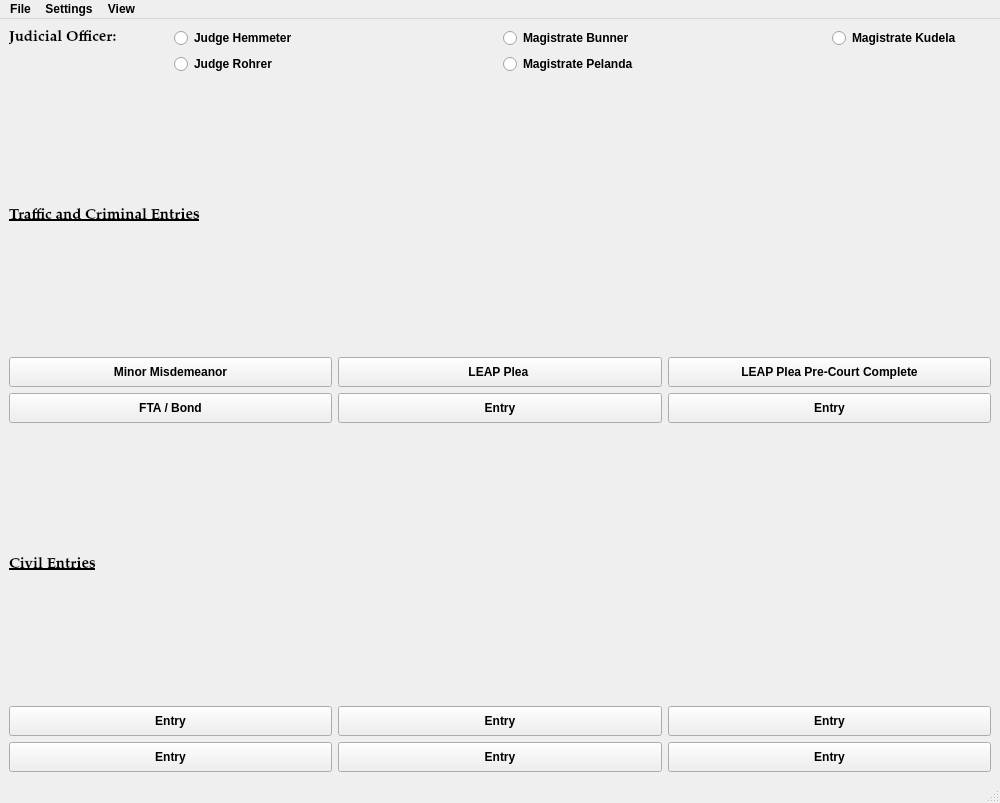
The window that resources/ui/MainWindow.ui (HunterProgram22/MuniEntry) describes before a commit, drawn with Qt 5.
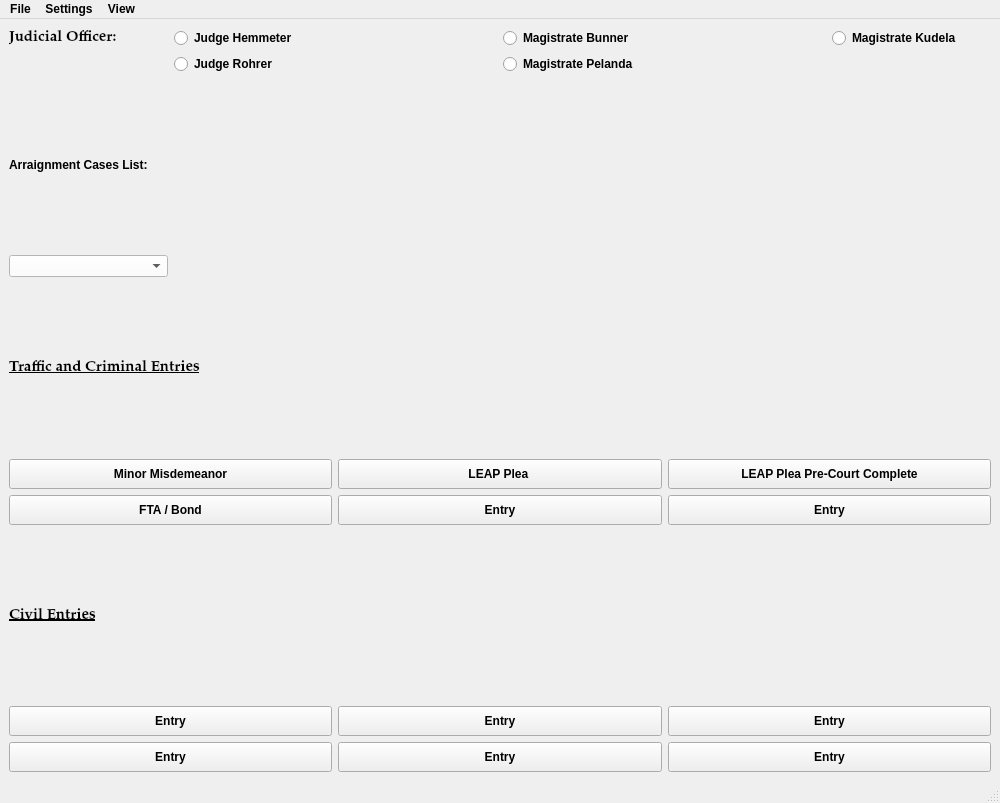
The same window after the commit.

Commit message: Added arraignment case list to main window.

What changed in the file:
```diff
--- a/resources/ui/MainWindow.ui
+++ b/resources/ui/MainWindow.ui
@@ -35,7 +35,159 @@
 font-weight: bold;</string>
   </property>
   <widget class="QWidget" name="centralwidget">
-   <layout class="QGridLayout" name="gridLayout">
+   <layout class="QGridLayout" name="gridLayout" rowstretch="1,0,0,0,0,0,0,0,0,0,0,0,0">
+    <item row="1" column="3" colspan="2">
+     <widget class="QRadioButton" name="pelanda_radioButton">
+      <property name="text">
+       <string>Magistrate Pelanda</string>
+      </property>
+      <attribute name="buttonGroup">
+       <string notr="true">buttonGroup</string>
+      </attribute>
+     </widget>
+    </item>
+    <item row="9" column="2" colspan="2">
+     <widget class="QPushButton" name="FinalJudgmentEntryButton_3">
+      <property name="minimumSize">
+       <size>
+        <width>120</width>
+        <height>30</height>
+       </size>
+      </property>
+      <property name="text">
+       <string>Entry</string>
+      </property>
+     </widget>
+    </item>
+    <item row="0" column="5">
+     <widget class="QRadioButton" name="kudela_radioButton">
+      <property name="text">
+       <string>Magistrate Kudela</string>
+      </property>
+      <attribute name="buttonGroup">
+       <string notr="true">buttonGroup</string>
+      </attribute>
+     </widget>
+    </item>
+    <item row="9" column="0" colspan="2">
+     <widget class="QPushButton" name="FTABondButton">
+      <property name="minimumSize">
+       <size>
+        <width>120</width>
+        <height>30</height>
+       </size>
+      </property>
+      <property name="text">
+       <string>FTA / Bond</string>
+      </property>
+     </widget>
+    </item>
+    <item row="8" column="4" colspan="2">
+     <widget class="QPushButton" name="LeapPleaShortButton">
+      <property name="minimumSize">
+       <size>
+        <width>120</width>
+        <height>30</height>
+       </size>
+      </property>
+      <property name="text">
+       <string>LEAP Plea Pre-Court Complete</string>
+      </property>
+     </widget>
+    </item>
+    <item row="2" column="0">
+     <widget class="QLabel" name="label_3">
+      <property name="text">
+       <string>Arraignment Cases List:</string>
+      </property>
+     </widget>
+    </item>
+    <item row="9" column="4" colspan="2">
+     <widget class="QPushButton" name="FinalJudgmentEntryButton_4">
+      <property name="minimumSize">
+       <size>
+        <width>120</width>
+        <height>30</height>
+       </size>
+      </property>
+      <property name="text">
+       <string>Entry</string>
+      </property>
+     </widget>
+    </item>
+    <item row="11" column="2" colspan="2">
+     <widget class="QPushButton" name="FinalJudgmentEntryButton_12">
+      <property name="minimumSize">
+       <size>
+        <width>120</width>
+        <height>30</height>
+       </size>
+      </property>
+      <property name="text">
+       <string>Entry</string>
+      </property>
+     </widget>
+    </item>
+    <item row="4" column="0" colspan="2">
+     <widget class="QLabel" name="label_2">
+      <property name="font">
+       <font>
+        <family>Palatino Linotype</family>
+        <pointsize>11</pointsize>
+        <weight>75</weight>
+        <italic>false</italic>
+        <bold>true</bold>
+        <underline>true</underline>
+       </font>
+      </property>
+      <property name="text">
+       <string>Traffic and Criminal Entries</string>
+      </property>
+     </widget>
+    </item>
+    <item row="10" column="0">
+     <widget class="QLabel" name="label_4">
+      <property name="font">
+       <font>
+        <family>Palatino Linotype</family>
+        <pointsize>11</pointsize>
+        <weight>75</weight>
+        <italic>false</italic>
+        <bold>true</bold>
+        <underline>true</underline>
+       </font>
+      </property>
+      <property name="text">
+       <string>Civil Entries</string>
+      </property>
+     </widget>
+    </item>
+    <item row="12" column="2" colspan="2">
+     <widget class="QPushButton" name="FinalJudgmentEntryButton_14">
+      <property name="minimumSize">
+       <size>
+        <width>120</width>
+        <height>30</height>
+       </size>
+      </property>
+      <property name="text">
+       <string>Entry</string>
+      </property>
+     </widget>
+    </item>
+    <item row="12" column="0" colspan="2">
+     <widget class="QPushButton" name="FinalJudgmentEntryButton_13">
+      <property name="minimumSize">
+       <size>
+        <width>120</width>
+        <height>30</height>
+       </size>
+      </property>
+      <property name="text">
+       <string>Entry</string>
+      </property>
+     </widget>
+    </item>
     <item row="0" column="0">
      <widget class="QLabel" name="label">
       <property name="font">
@@ -52,14 +204,17 @@
       </property>
      </widget>
     </item>
-    <item row="0" column="1" colspan="2">
-     <widget class="QRadioButton" name="hemmeter_radioButton">
+    <item row="8" column="2" colspan="2">
+     <widget class="QPushButton" name="LeapPleaLongButton">
+      <property name="minimumSize">
+       <size>
+        <width>120</width>
+        <height>30</height>
+       </size>
+      </property>
       <property name="text">
-       <string>Judge Hemmeter</string>
+       <string>LEAP Plea </string>
       </property>
-      <attribute name="buttonGroup">
-       <string notr="true">buttonGroup</string>
-      </attribute>
      </widget>
     </item>
     <item row="0" column="3" colspan="2">
@@ -72,16 +227,62 @@
       </attribute>
      </widget>
     </item>
-    <item row="0" column="5">
-     <widget class="QRadioButton" name="kudela_radioButton">
+    <item row="12" column="4" colspan="2">
+     <widget class="QPushButton" name="FinalJudgmentEntryButton_15">
+      <property name="minimumSize">
+       <size>
+        <width>120</width>
+        <height>30</height>
+       </size>
+      </property>
       <property name="text">
-       <string>Magistrate Kudela</string>
+       <string>Entry</string>
+      </property>
+     </widget>
+    </item>
+    <item row="11" column="0" colspan="2">
+     <widget class="QPushButton" name="FinalJudgmentEntryButton_11">
+      <property name="minimumSize">
+       <size>
+        <width>120</width>
+        <height>30</height>
+       </size>
+      </property>
+      <property name="text">
+       <string>Entry</string>
+      </property>
+     </widget>
+    </item>
+    <item row="11" column="4" colspan="2">
+     <widget class="QPushButton" name="MinorMisdemeanorTrafficButton_3">
+      <property name="minimumSize">
+       <size>
+        <width>120</width>
+        <height>30</height>
+       </size>
+      </property>
+      <property name="text">
+       <string>Entry</string>
+      </property>
+     </widget>
+    </item>
+    <item row="0" column="1" colspan="2">
+     <widget class="QRadioButton" name="hemmeter_radioButton">
+      <property name="text">
+       <string>Judge Hemmeter</string>
       </property>
       <attribute name="buttonGroup">
        <string notr="true">buttonGroup</string>
       </attribute>
      </widget>
     </item>
+    <item row="3" column="0">
+     <widget class="QComboBox" name="arraignment_cases_box">
+      <property name="styleSheet">
+       <string notr="true">background-color: rgb(255, 255, 255);</string>
+      </property>
+     </widget>
+    </item>
     <item row="1" column="1" colspan="2">
      <widget class="QRadioButton" name="rohrer_radioButton">
       <property name="text">
@@ -92,34 +293,7 @@
       </attribute>
      </widget>
     </item>
-    <item row="1" column="3" colspan="2">
-     <widget class="QRadioButton" name="pelanda_radioButton">
-      <property name="text">
-       <string>Magistrate Pelanda</string>
-      </property>
-      <attribute name="buttonGroup">
-       <string notr="true">buttonGroup</string>
-      </attribute>
-     </widget>
-    </item>
-    <item row="2" column="0" colspan="2">
-     <widget class="QLabel" name="label_2">
-      <property name="font">
-       <font>
-        <family>Palatino Linotype</family>
-        <pointsize>11</pointsize>
-        <weight>75</weight>
-        <italic>false</italic>
-        <bold>true</bold>
-        <underline>true</underline>
-       </font>
-      </property>
-      <property name="text">
-       <string>Traffic and Criminal Entries</string>
-      </property>
-     </widget>
-    </item>
-    <item row="3" column="0" colspan="2">
+    <item row="8" column="0" colspan="2">
      <widget class="QPushButton" name="MinorMisdemeanorTrafficButton">
       <property name="minimumSize">
        <size>
@@ -132,166 +306,6 @@
       </property>
      </widget>
     </item>
-    <item row="3" column="2" colspan="2">
-     <widget class="QPushButton" name="LeapPleaLongButton">
-      <property name="minimumSize">
-       <size>
-        <width>120</width>
-        <height>30</height>
-       </size>
-      </property>
-      <property name="text">
-       <string>LEAP Plea </string>
-      </property>
-     </widget>
-    </item>
-    <item row="3" column="4" colspan="2">
-     <widget class="QPushButton" name="LeapPleaShortButton">
-      <property name="minimumSize">
-       <size>
-        <width>120</width>
-        <height>30</height>
-       </size>
-      </property>
-      <property name="text">
-       <string>LEAP Plea Pre-Court Complete</string>
-      </property>
-     </widget>
-    </item>
-    <item row="4" column="0" colspan="2">
-     <widget class="QPushButton" name="FTABondButton">
-      <property name="minimumSize">
-       <size>
-        <width>120</width>
-        <height>30</height>
-       </size>
-      </property>
-      <property name="text">
-       <string>FTA / Bond</string>
-      </property>
-     </widget>
-    </item>
-    <item row="4" column="2" colspan="2">
-     <widget class="QPushButton" name="FinalJudgmentEntryButton_3">
-      <property name="minimumSize">
-       <size>
-        <width>120</width>
-        <height>30</height>
-       </size>
-      </property>
-      <property name="text">
-       <string>Entry</string>
-      </property>
-     </widget>
-    </item>
-    <item row="4" column="4" colspan="2">
-     <widget class="QPushButton" name="FinalJudgmentEntryButton_4">
-      <property name="minimumSize">
-       <size>
-        <width>120</width>
-        <height>30</height>
-       </size>
-      </property>
-      <property name="text">
-       <string>Entry</string>
-      </property>
-     </widget>
-    </item>
-    <item row="5" column="0">
-     <widget class="QLabel" name="label_4">
-      <property name="font">
-       <font>
-        <family>Palatino Linotype</family>
-        <pointsize>11</pointsize>
-        <weight>75</weight>
-        <italic>false</italic>
-        <bold>true</bold>
-        <underline>true</underline>
-       </font>
-      </property>
-      <property name="text">
-       <string>Civil Entries</string>
-      </property>
-     </widget>
-    </item>
-    <item row="6" column="0" colspan="2">
-     <widget class="QPushButton" name="FinalJudgmentEntryButton_11">
-      <property name="minimumSize">
-       <size>
-        <width>120</width>
-        <height>30</height>
-       </size>
-      </property>
-      <property name="text">
-       <string>Entry</string>
-      </property>
-     </widget>
-    </item>
-    <item row="6" column="2" colspan="2">
-     <widget class="QPushButton" name="FinalJudgmentEntryButton_12">
-      <property name="minimumSize">
-       <size>
-        <width>120</width>
-        <height>30</height>
-       </size>
-      </property>
-      <property name="text">
-       <string>Entry</string>
-      </property>
-     </widget>
-    </item>
-    <item row="6" column="4" colspan="2">
-     <widget class="QPushButton" name="MinorMisdemeanorTrafficButton_3">
-      <property name="minimumSize">
-       <size>
-        <width>120</width>
-        <height>30</height>
-       </size>
-      </property>
-      <property name="text">
-       <string>Entry</string>
-      </property>
-     </widget>
-    </item>
-    <item row="7" column="0" colspan="2">
-     <widget class="QPushButton" name="FinalJudgmentEntryButton_13">
-      <property name="minimumSize">
-       <size>
-        <width>120</width>
-        <height>30</height>
-       </size>
-      </property>
-      <property name="text">
-       <string>Entry</string>
-      </property>
-     </widget>
-    </item>
-    <item row="7" column="2" colspan="2">
-     <widget class="QPushButton" name="FinalJudgmentEntryButton_14">
-      <property name="minimumSize">
-       <size>
-        <width>120</width>
-        <height>30</height>
-       </size>
-      </property>
-      <property name="text">
-       <string>Entry</string>
-      </property>
-     </widget>
-    </item>
-    <item row="7" column="4" colspan="2">
-     <widget class="QPushButton" name="FinalJudgmentEntryButton_15">
-      <property name="minimumSize">
-       <size>
-        <width>120</width>
-        <height>30</height>
-       </size>
-      </property>
-      <property name="text">
-       <string>Entry</string>
-      </property>
-     </widget>
-    </item>
    </layout>
   </widget>
   <widget class="QMenuBar" name="menubar">
@@ -300,7 +314,7 @@
      <x>0</x>
      <y>0</y>
      <width>1000</width>
-     <height>27</height>
+     <height>29</height>
     </rect>
    </property>
    <widget class="QMenu" name="menuFile">
```
The commit also changes 4 other files.
